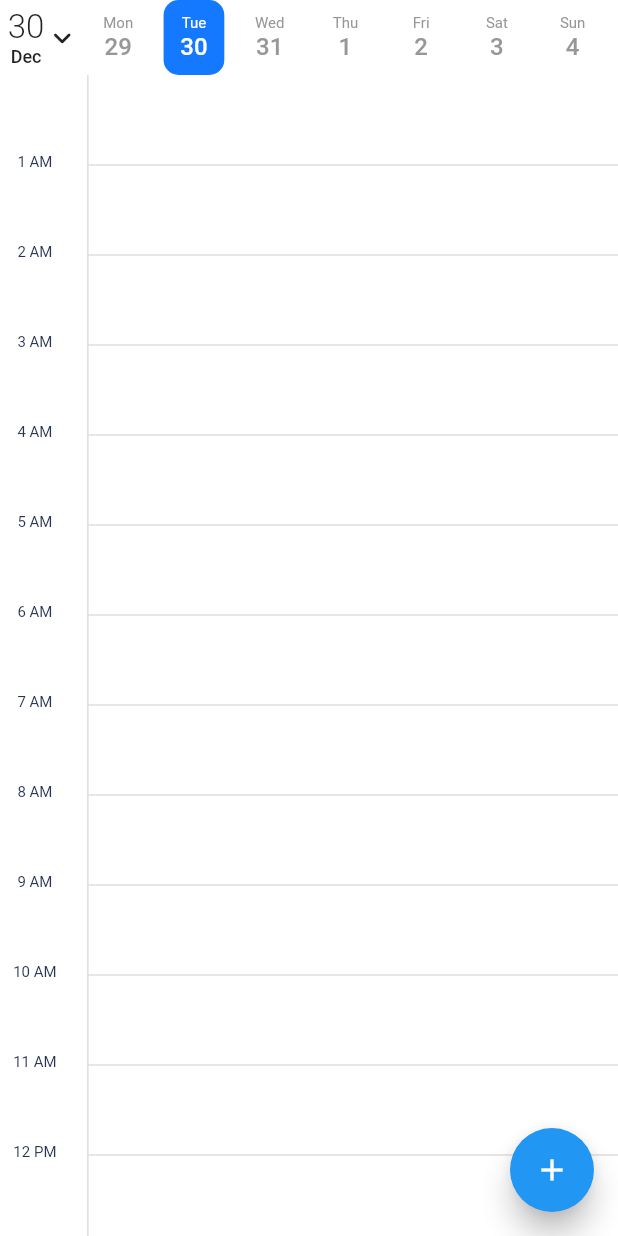
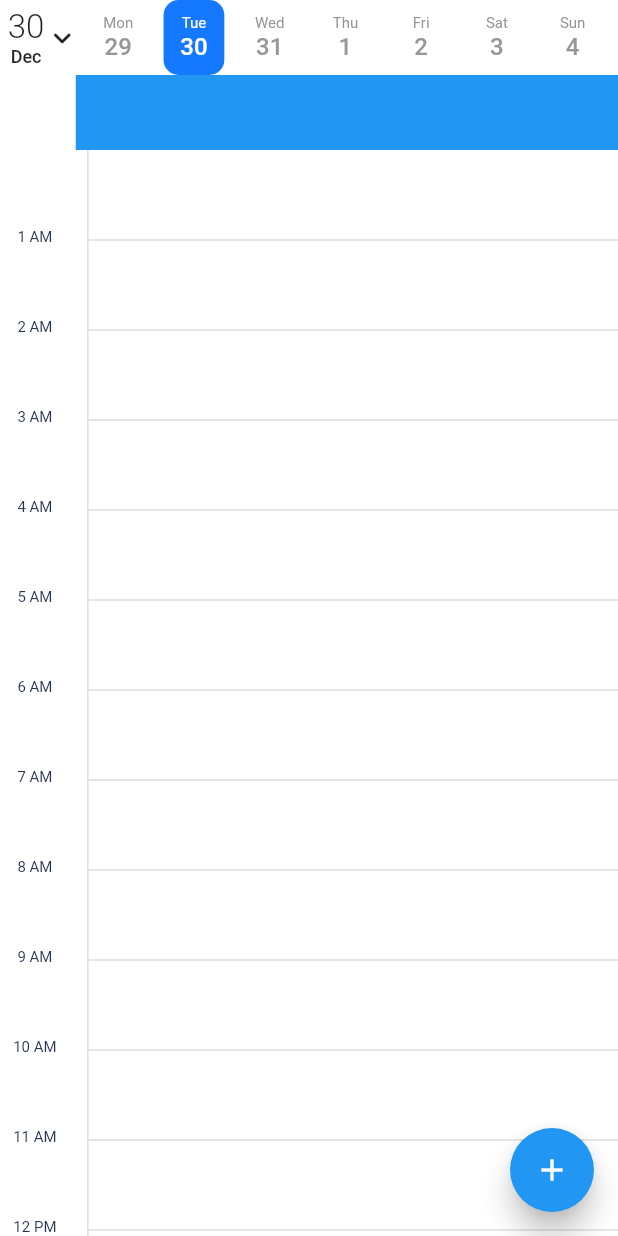
Before and after one commit to ahmed20142015/calendar_view, a Flutter app: the DayViewPageDemo screen opened directly, after a tap on "Tue", on a phone screen of 412 x 824 dp. Run offline on Flutter 3.47's test engine with Material 2 defaults, Android fonts, the phone set to English and light mode, and no system bars; our stand-ins replace flutter_colorpicker.

Commit message:
Add custom day view

```diff
--- a/example/lib/main.dart
+++ b/example/lib/main.dart
@@ -42,14 +42,21 @@ class MyApp extends StatelessWidget {
 
 List<CalendarEventData<Event>> _events = [
   CalendarEventData(
-    date: DateTime(2022, 09, 06, 18, 30),
+    date: DateTime(2022, 09, 09),
     title: "Project meeting",
     description: "Today is project meeting.",
-    startTime: DateTime(2022, 09, 06, 22, 30),
-    endTime: DateTime(2022,09, 20, 22,30,120),
-    endDate: DateTime(2022,09, 20, 22,30),
+    startTime: DateTime(2022,09,09),
+    endTime:   DateTime(2022,09,09),
+    endDate:   DateTime(2022,09,09),
   ),
 
-
+  CalendarEventData(
+    date: DateTime(2022, 09, 08),
+    title: "Ahmed Elashry",
+    description: "Today is ahmed meeting.",
+    startTime: DateTime(2022,09,08),
+    endTime:   DateTime(2022,09,20),
+    endDate:   DateTime(2022,09,20),
+  ),
 
 ];
--- a/lib/src/day_view/_custom_internal_week_view_page.dart
+++ b/lib/src/day_view/_custom_internal_week_view_page.dart
@@ -178,6 +178,7 @@ class _CustomInternalWeekViewPageState<T extends Object?> extends State<CustomIn
                         setState(() {
                           widget.selectedDateTime =  filteredDates[index];
                         });
+                        print(widget.controller.getEventsOnDay(filteredDates[index]));
                       },
                       child: Container(
                         height: 44,
@@ -197,6 +198,11 @@ class _CustomInternalWeekViewPageState<T extends Object?> extends State<CustomIn
                 )
               ],
             ),
+          ),
+          Container(
+            height: widget.weekTitleHeight,
+            width: MediaQuery.of(context).size.width-(widget.weekTitleWidth),
+            color: Colors.blue,
           ),
           Expanded(
             child: SingleChildScrollView(
--- a/lib/src/event_arrangers/side_event_arranger.dart
+++ b/lib/src/event_arrangers/side_event_arranger.dart
@@ -126,6 +126,9 @@ class SideEventArranger<T extends Object?> extends EventArranger<T> {
     for (final event in events) {
       final startTime = event.startTime ?? DateTime.now();
       final endTime = event.endTime ?? startTime;
+      if(endTime.getTotalMinutes <= startTime.getTotalMinutes){
+        return [1];
+      }
       assert(
           !(endTime.getTotalMinutes <= startTime.getTotalMinutes),
           "Assertion fail for event: \n$event\n"
```
Also changed, not shown: 2 other files.
